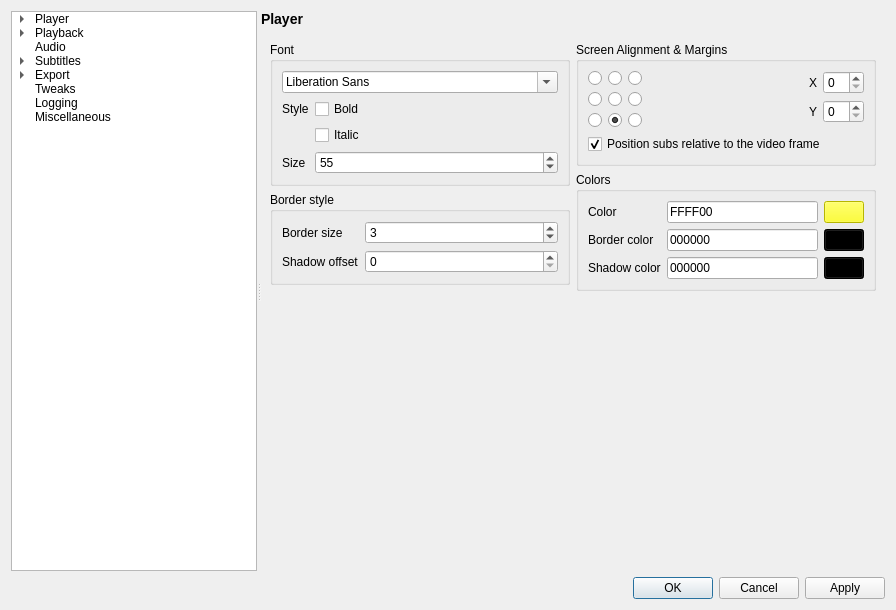
mpc-qt/mpc-qt, file settingswindow.ui: the form before one commit.
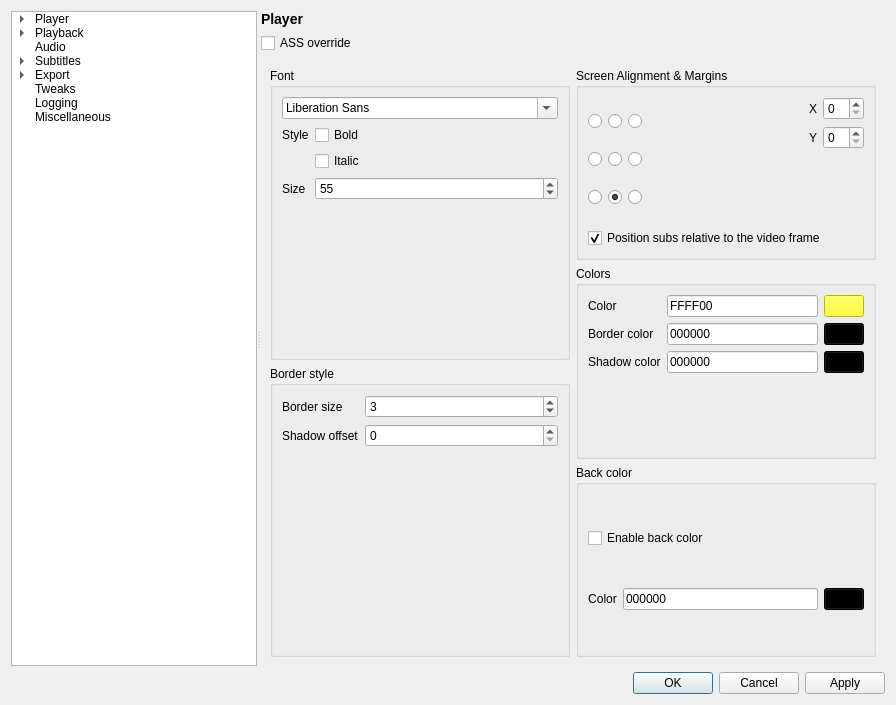
The form after the commit. The open tabs and pages were chosen to show the change.

Commit message: Added option to apply default style to .ass subtitles. Added option to set subtitles back color

What changed in the file:
```diff
--- a/settingswindow.ui
+++ b/settingswindow.ui
@@ -2,12 +2,15 @@
 <ui version="4.0">
  <class>SettingsWindow</class>
  <widget class="QWidget" name="SettingsWindow">
+  <property name="enabled">
+   <bool>true</bool>
+  </property>
   <property name="geometry">
    <rect>
     <x>0</x>
     <y>0</y>
     <width>896</width>
-    <height>610</height>
+    <height>705</height>
    </rect>
   </property>
   <property name="windowTitle">
@@ -160,8 +163,21 @@
          </property>
         </widget>
        </item>
+       <item>
+        <widget class="QCheckBox" name="subsAssoverride">
+         <property name="text">
+          <string extracomment="Might cause issues">ASS override</string>
+         </property>
+        </widget>
+       </item>
        <item>
         <widget class="QStackedWidget" name="pageStack">
+         <property name="sizePolicy">
+          <sizepolicy hsizetype="Preferred" vsizetype="Preferred">
+           <horstretch>0</horstretch>
+           <verstretch>0</verstretch>
+          </sizepolicy>
+         </property>
          <property name="currentIndex">
           <number>5</number>
          </property>
@@ -6167,7 +6183,7 @@
          <widget class="QWidget" name="subsDefaultPage">
           <layout class="QHBoxLayout" name="subsDefaultPageLayout">
            <item>
-            <layout class="QVBoxLayout" name="subsDefaultLayoutLeft" stretch="0,0,1">
+            <layout class="QVBoxLayout" name="subsDefaultLayoutLeft" stretch="0,0">
              <item>
               <widget class="QGroupBox" name="fontBox">
                <property name="title">
@@ -6267,19 +6283,6 @@
                </layout>
               </widget>
              </item>
-             <item>
-              <spacer name="subsDefaultSpacerLeft">
-               <property name="orientation">
-                <enum>Qt::Vertical</enum>
-               </property>
-               <property name="sizeHint" stdset="0">
-                <size>
-                 <width>20</width>
-                 <height>40</height>
-                </size>
-               </property>
-              </spacer>
-             </item>
             </layout>
            </item>
            <item>
@@ -6517,17 +6520,57 @@
               </widget>
              </item>
              <item>
-              <spacer name="subsDefaultSpacerRight">
-               <property name="orientation">
-                <enum>Qt::Vertical</enum>
+              <widget class="QGroupBox" name="subsBackcolorBox">
+               <property name="title">
+                <string>Back color</string>
                </property>
-               <property name="sizeHint" stdset="0">
-                <size>
-                 <width>20</width>
-                 <height>40</height>
-                </size>
-               </property>
-              </spacer>
+               <layout class="QGridLayout" name="gridLayout_2">
+                <item row="0" column="0" colspan="2">
+                 <widget class="QCheckBox" name="Backcolor">
+                  <property name="text">
+                   <string>Enable back color</string>
+                  </property>
+                  <property name="checked">
+                   <bool>false</bool>
+                  </property>
+                 </widget>
+                </item>
+                <item row="2" column="0">
+                 <widget class="QLabel" name="subsColorLabel_6">
+                  <property name="text">
+                   <string>Color</string>
+                  </property>
+                  <property name="alignment">
+                   <set>Qt::AlignCenter</set>
+                  </property>
+                 </widget>
+                </item>
+                <item row="2" column="1">
+                 <layout class="QHBoxLayout" name="subsBackcolorLayout">
+                  <item>
+                   <widget class="QLineEdit" name="subsBackcolorValue">
+                    <property name="inputMask">
+                     <string>HHHHHH</string>
+                    </property>
+                    <property name="text">
+                     <string notr="true">000000</string>
+                    </property>
+                   </widget>
+                  </item>
+                  <item>
+                   <widget class="QPushButton" name="subsBackcolorpick">
+                    <property name="styleSheet">
+                     <string notr="true">background: #000000;</string>
+                    </property>
+                    <property name="text">
+                     <string/>
+                    </property>
+                   </widget>
+                  </item>
+                 </layout>
+                </item>
+               </layout>
+              </widget>
              </item>
             </layout>
            </item>
```
Left out of the diff: 105 changed lines with no effect on the pictures. The commit also changes 1 other file.
